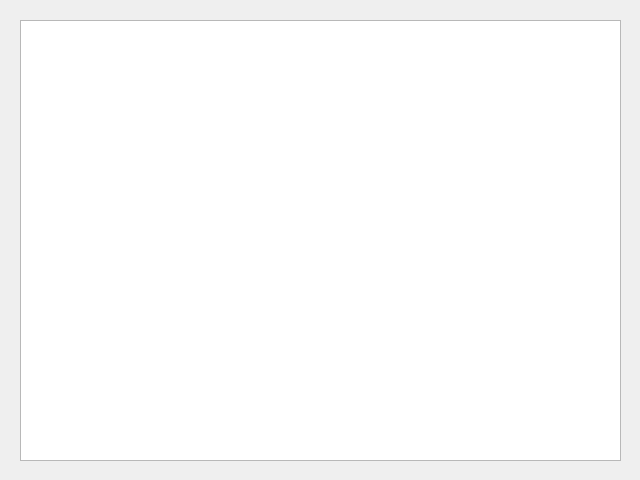
The window that mesoSPIM/gui/mesoSPIM_Tile_Overview.ui (mesoSPIM/mesoSPIM-control) describes before a commit, drawn with Qt 5.
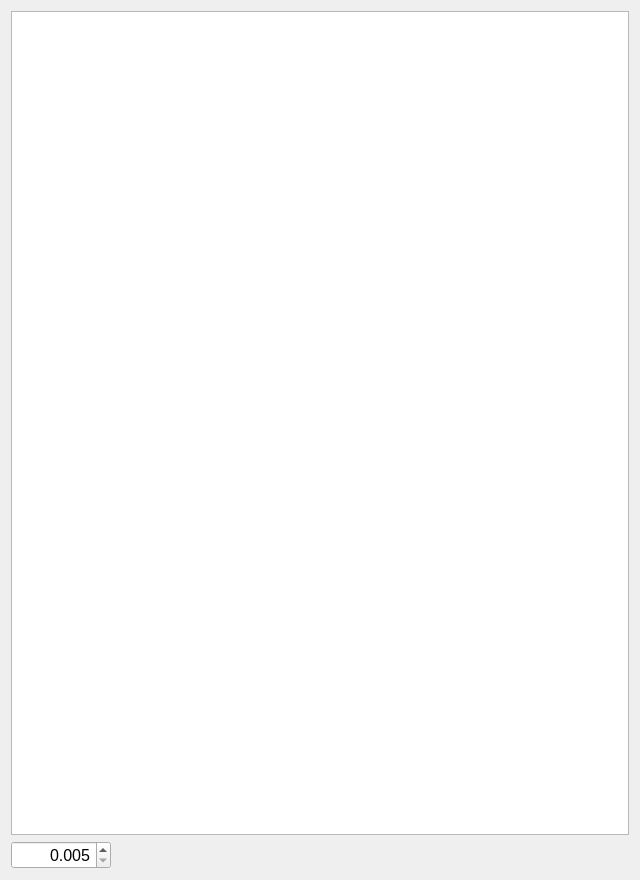
The same window after the commit.

Commit message: Interactively change tile overview scale. Adjust widget layout and window stretch behavior. Fix demo camera bug.

The edit to the form file:
```diff
--- a/mesoSPIM/gui/mesoSPIM_Tile_Overview.ui
+++ b/mesoSPIM/gui/mesoSPIM_Tile_Overview.ui
@@ -7,22 +7,69 @@
     <x>0</x>
     <y>0</y>
     <width>640</width>
-    <height>480</height>
+    <height>880</height>
    </rect>
   </property>
+  <property name="sizePolicy">
+   <sizepolicy hsizetype="Preferred" vsizetype="Preferred">
+    <horstretch>0</horstretch>
+    <verstretch>0</verstretch>
+   </sizepolicy>
+  </property>
   <property name="windowTitle">
    <string>Form</string>
   </property>
-  <widget class="QGraphicsView" name="tile_overview">
-   <property name="geometry">
-    <rect>
-     <x>20</x>
-     <y>20</y>
-     <width>601</width>
-     <height>441</height>
-    </rect>
-   </property>
-  </widget>
+  <layout class="QVBoxLayout" name="verticalLayout_3">
+   <item>
+    <widget class="QGraphicsView" name="tile_overview">
+     <property name="sizePolicy">
+      <sizepolicy hsizetype="Expanding" vsizetype="Expanding">
+       <horstretch>0</horstretch>
+       <verstretch>0</verstretch>
+      </sizepolicy>
+     </property>
+    </widget>
+   </item>
+   <item>
+    <widget class="QDoubleSpinBox" name="doubleSpinBox_scale">
+     <property name="sizePolicy">
+      <sizepolicy hsizetype="Minimum" vsizetype="Fixed">
+       <horstretch>0</horstretch>
+       <verstretch>0</verstretch>
+      </sizepolicy>
+     </property>
+     <property name="maximumSize">
+      <size>
+       <width>100</width>
+       <height>16777215</height>
+      </size>
+     </property>
+     <property name="font">
+      <font>
+       <pointsize>12</pointsize>
+      </font>
+     </property>
+     <property name="toolTip">
+      <string>Scale factor for display</string>
+     </property>
+     <property name="alignment">
+      <set>Qt::AlignRight|Qt::AlignTrailing|Qt::AlignVCenter</set>
+     </property>
+     <property name="decimals">
+      <number>3</number>
+     </property>
+     <property name="minimum">
+      <double>0.005000000000000</double>
+     </property>
+     <property name="maximum">
+      <double>1.000000000000000</double>
+     </property>
+     <property name="singleStep">
+      <double>0.005000000000000</double>
+     </property>
+    </widget>
+   </item>
+  </layout>
  </widget>
  <resources/>
  <connections/>
```
The commit also changes 3 other files.
